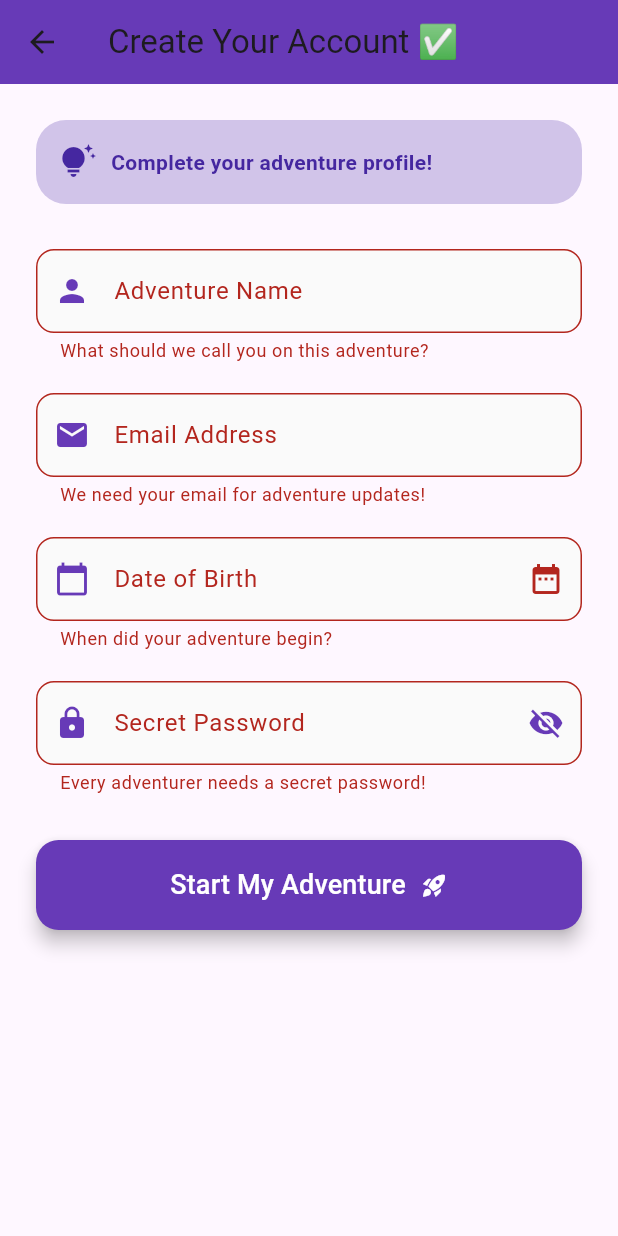
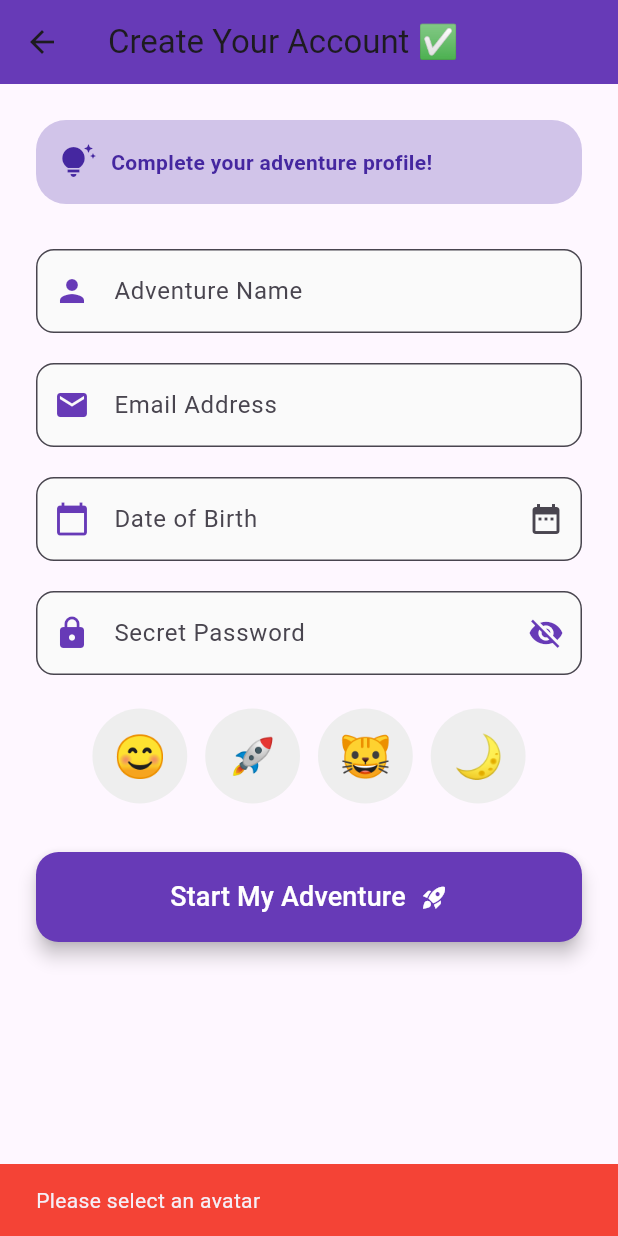
Before and after one commit to usmann56/signup_adventure, a Flutter app: the SignupScreen screen opened directly, after a tap on "Start My Adventure", on a phone screen of 412 x 824 dp. Run offline on Flutter 3.47's test engine with Material 3 defaults, Android fonts, the phone set to English and light mode, and no system bars; our stand-ins replace animated_text_kit, confetti.

Commit message:
avatar selection

```diff
--- a/lib/screens/signup_screen.dart
+++ b/lib/screens/signup_screen.dart
@@ -16,6 +16,8 @@ class _SignupScreenState extends State<SignupScreen> {
   final TextEditingController _dobController = TextEditingController();
   bool _isPasswordVisible = false;
   bool _isLoading = false;
+  final TextEditingController _avatarController = TextEditingController();
+  final List<String> _avatars = ['😊', '🚀', '🐱', '🌙'];
   @override
   void dispose() {
     _nameController.dispose();
@@ -41,6 +43,15 @@ class _SignupScreenState extends State<SignupScreen> {
   }
 
   void _submitForm() {
+    if (_avatarController.text.isEmpty) {
+      ScaffoldMessenger.of(context).showSnackBar(
+        const SnackBar(
+          content: Text("Please select an avatar"),
+          backgroundColor: Colors.red,
+        ),
+      );
+      return;
+    }
     if (_formKey.currentState!.validate()) {
       setState(() {
         _isLoading = true;
@@ -54,7 +65,10 @@ class _SignupScreenState extends State<SignupScreen> {
         Navigator.pushReplacement(
           context,
           MaterialPageRoute(
-            builder: (context) => SuccessScreen(userName: _nameController.text),
+            builder: (context) => SuccessScreen(
+              userName: _nameController.text,
+              userAvatar: _avatarController.text,
+            ),
           ),
         );
       });
@@ -202,6 +216,40 @@ class _SignupScreenState extends State<SignupScreen> {
                     return null;
                   },
                 ),
+                const SizedBox(height: 20),
+                // Avatar Selection
+                Wrap(
+                  spacing: 12,
+                  children: _avatars.map((emoji) {
+                    final isSelected = _avatarController.text == emoji;
+                    return GestureDetector(
+                      onTap: () {
+                        setState(() {
+                          _avatarController.text = emoji;
+                        });
+                      },
+                      child: Container(
+                        padding: const EdgeInsets.all(12),
+                        decoration: BoxDecoration(
+                          shape: BoxShape.circle,
+                          color: isSelected
+                              ? Colors.purple.withOpacity(0.2)
+                              : Colors.grey.shade200,
+                          border: Border.all(
+                            color: isSelected
+                                ? Colors.purple
+                                : Colors.transparent,
+                            width: 2,
+                          ),
+                        ),
+                        child: Text(
+                          emoji,
+                          style: const TextStyle(fontSize: 28),
+                        ),
+                      ),
+                    );
+                  }).toList(),
+                ),
                 const SizedBox(height: 30),
                 // Submit Button w/ Loading Animation
                 AnimatedContainer(
--- a/lib/screens/success_screen.dart
+++ b/lib/screens/success_screen.dart
@@ -5,7 +5,8 @@ import 'package:confetti/confetti.dart';
 // Tha Big Confetti Celebration
 class SuccessScreen extends StatefulWidget {
   final String userName;
-  const SuccessScreen({super.key, required this.userName});
+  final String? userAvatar;
+  const SuccessScreen({super.key, required this.userName, this.userAvatar});
   @override
   State<SuccessScreen> createState() => _SuccessScreenState();
 }
@@ -84,7 +85,7 @@ class _SuccessScreenState extends State<SuccessScreen> {
                   AnimatedTextKit(
                     animatedTexts: [
                       TypewriterAnimatedText(
-                        'Welcome, ${widget.userName}! ✅',
+                        'Welcome, ${widget.userName}! ${widget.userAvatar ?? ''}',
                         textAlign: TextAlign.center,
                         textStyle: const TextStyle(
                           fontSize: 28,
```
